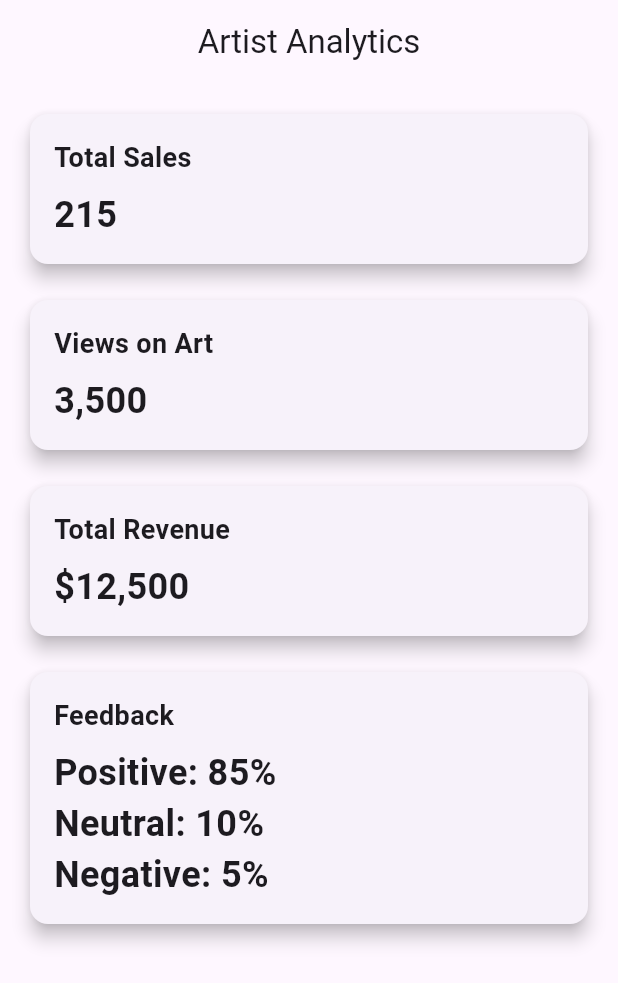
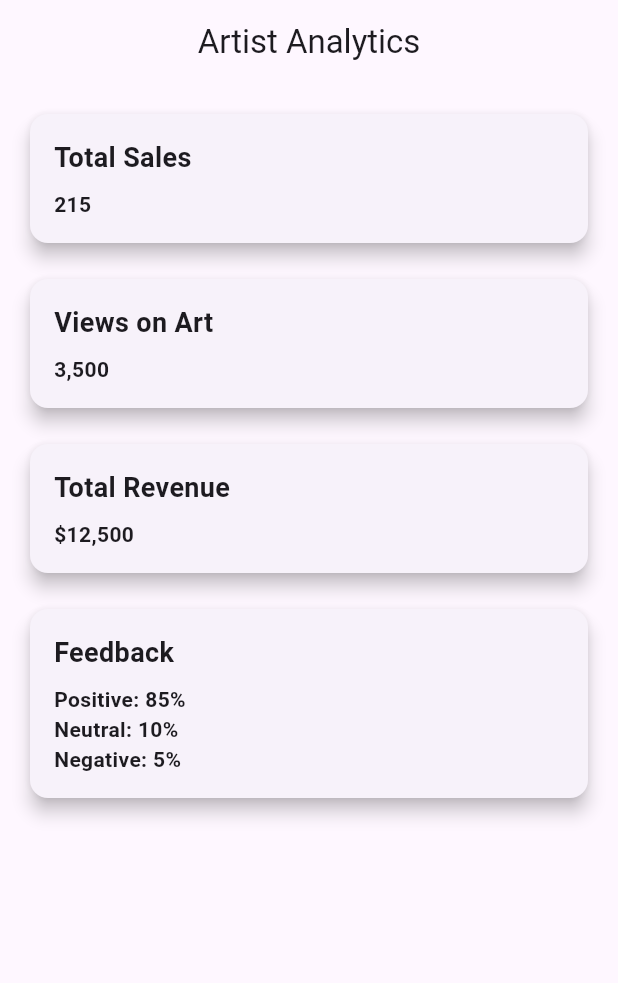
Before and after one commit to ghazih808/Takhleeqish, a Flutter app: the ArtistAnalyticsPage screen opened directly, on a phone screen of 412 x 824 dp. Shown: the top 983 px of the screen. Run offline on Flutter 3.47's test engine with Material 3 defaults, Android fonts, the phone set to English and light mode, and no system bars; our stand-ins replace cloud_firestore, firebase_auth, firebase_core, firebase_database, firebase_storage, flutter_form_builder and 5 more; missing offline and left inert: email_auth, email_otp; accounts and stored records are empty.

Commit message:
Artist Analytics UI page modified

```diff
--- a/lib/Artist/throughDashboard/analytics.dart
+++ b/lib/Artist/throughDashboard/analytics.dart
@@ -68,7 +68,7 @@ class ArtistAnalyticsCard extends StatelessWidget {
             Text(
               value,
               style: TextStyle(
-                fontSize: 24,
+                fontSize: 14,
                 fontWeight: FontWeight.bold,
               ),
             ),
```
